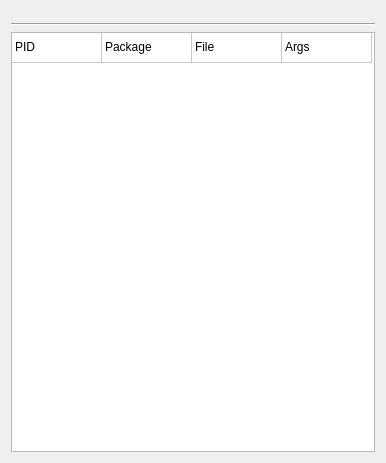
The window that landside/catkin_ws/src/gui/resource/LaunchWidget.ui (DukeRobotics/robosub-ros) describes before a commit, drawn with Qt 5.
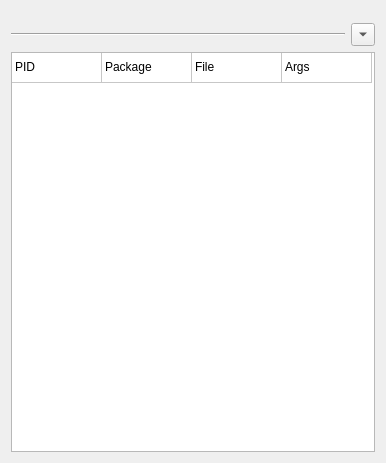
The same window after the commit. Custom widgets are drawn as their Qt base class.

Commit message: Added button to collapse table in launch widget

Diff of the .ui file:
```diff
--- a/landside/catkin_ws/src/gui/resource/LaunchWidget.ui
+++ b/landside/catkin_ws/src/gui/resource/LaunchWidget.ui
@@ -53,11 +53,28 @@
     </widget>
    </item>
    <item>
+    <layout class="QHBoxLayout" name="horizontalLayout">
+     <item>
     <widget class="Line" name="line">
+       <property name="sizePolicy">
+        <sizepolicy hsizetype="MinimumExpanding" vsizetype="Fixed">
+         <horstretch>0</horstretch>
+         <verstretch>0</verstretch>
+        </sizepolicy>
+       </property>
      <property name="orientation">
       <enum>Qt::Horizontal</enum>
      </property>
     </widget>
+     </item>
+     <item>
+      <widget class="QToolButton" name="collapse_button">
+       <property name="arrowType">
+        <enum>Qt::DownArrow</enum>
+       </property>
+      </widget>
+     </item>
+    </layout>
    </item>
    <item>
     <widget class="QTableWidget" name="table_widget">
```
Lines whose indentation alone changed are shown as unchanged. The commit also changes 1 other file.
